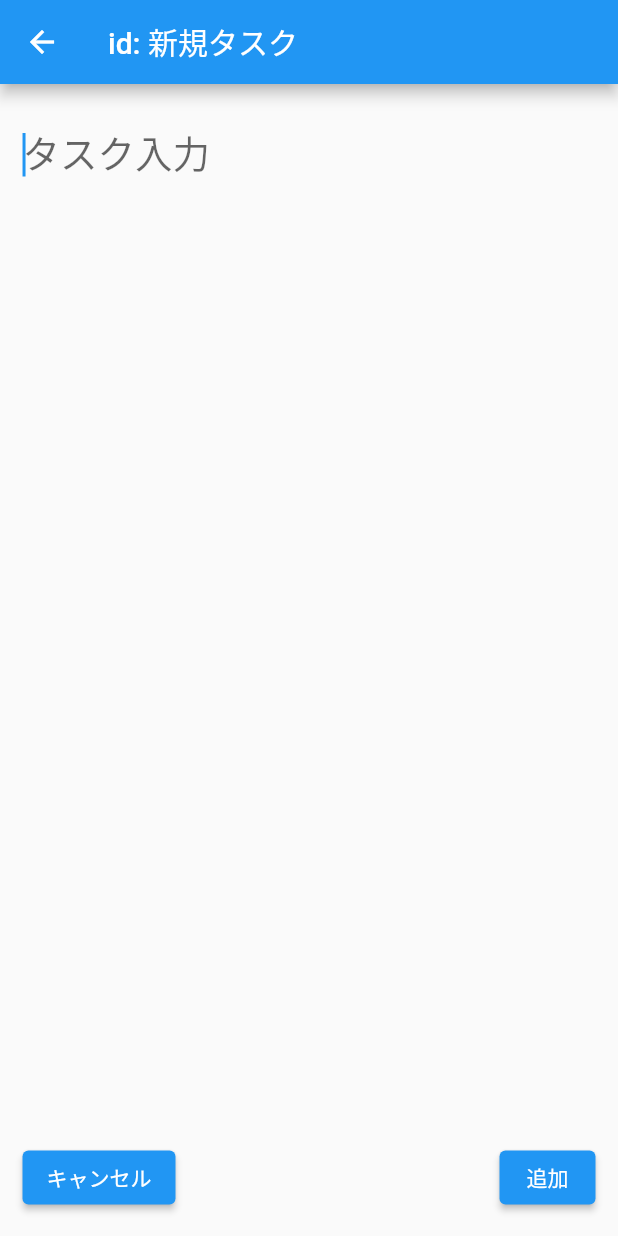
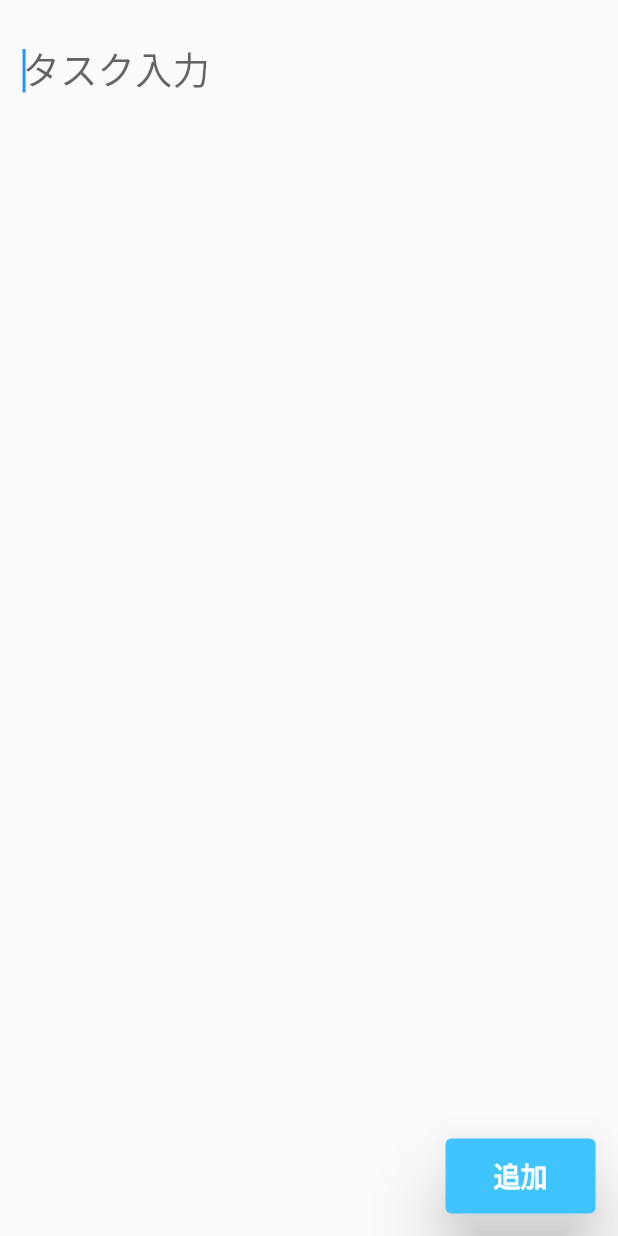
Before and after one commit to iseruuuuu/grass_todo_app, a Flutter app: the AddScreen screen opened directly, on a phone screen of 412 x 824 dp. Run offline on Flutter 3.47's test engine with Material 2 defaults, Android fonts, the phone set to English and light mode, and no system bars; our stand-ins replace get, glassmorphism.

Commit message:
add: buttonを切り出した

```diff
--- /dev/null
+++ b/lib/component/add_button.dart
@@ -0,0 +1,35 @@
+import 'package:flutter/material.dart';
+
+class AddButton extends StatelessWidget {
+  const AddButton({
+    Key? key,
+    required this.onTap,
+    required this.text,
+  }) : super(key: key);
+
+  final Function() onTap;
+  final String text;
+
+  @override
+  Widget build(BuildContext context) {
+    return SizedBox(
+      width: 100,
+      height: 50,
+      child: ElevatedButton(
+        style: ElevatedButton.styleFrom(
+          primary: Colors.lightBlueAccent,
+          elevation: 20,
+        ),
+        onPressed: onTap,
+        child: Text(
+          text,
+          style: const TextStyle(
+            color: Colors.white,
+            fontSize: 18,
+            fontWeight: FontWeight.bold,
+          ),
+        ),
+      ),
+    );
+  }
+}
--- a/lib/screen/add/add_screen.dart
+++ b/lib/screen/add/add_screen.dart
@@ -1,5 +1,6 @@
 import 'package:flutter/material.dart';
 import 'package:get/get.dart';
+import 'package:good_design_todo_app/component/add_button.dart';
 import '';
 import '../../model/todo.dart';
 import '../home/home_screen_controller.dart';
@@ -43,9 +44,9 @@ class _AddTodoPageState extends State<AddScreen> {
   @override
   Widget build(BuildContext context) {
     return Scaffold(
-      appBar: AppBar(
-        // 既存編集ならID、新規作成なら「新規タスク」と表示
-        title: Text('id: ${(todo?.id ?? '新規タスク')}'),
+      appBar: PreferredSize(
+        preferredSize: Size.zero,
+        child: AppBar(),
       ),
       body: Padding(
         padding: const EdgeInsets.all(15),
@@ -70,26 +71,16 @@ class _AddTodoPageState extends State<AddScreen> {
             Row(
               mainAxisAlignment: MainAxisAlignment.spaceBetween,
               children: [
-                ElevatedButton(
-                  onPressed: () {
-                    Get.back();
-                  },
-                  child: const Text('キャンセル'),
-                ),
-                ElevatedButton(
-                  onPressed: () {
+                const Spacer(),
+                AddButton(
+                  onTap: () {
                     final text = textController.text;
                     if (todo == null && text.isNotEmpty) {
                       todoController.addTodo(text); // 新規追加
-                    } else if (todo != null) {
-                      //todoController.updateText(text, todo!); // 既存更新
-                    }
-                    // TODO:ブラウザから直接アクセスした場合に対応
+                    } else if (todo != null) {}
                     Get.back();
                   },
-                  child: Text(
-                    todo == null ? '追加' : '更新',
-                  ),
+                  text: todo == null ? '追加' : '更新',
                 ),
               ],
             ),
--- a/lib/screen/home/home_screen.dart
+++ b/lib/screen/home/home_screen.dart
@@ -75,8 +75,8 @@ class HomeScreen extends StatelessWidget {
         ),
       ),
       floatingActionButton: GrassButton(
-        onTap: () {},
-        //onTap: controller.onTap,
+        //onTap: () {},
+        onTap: controller.onTap,
       ),
     );
   }
```
